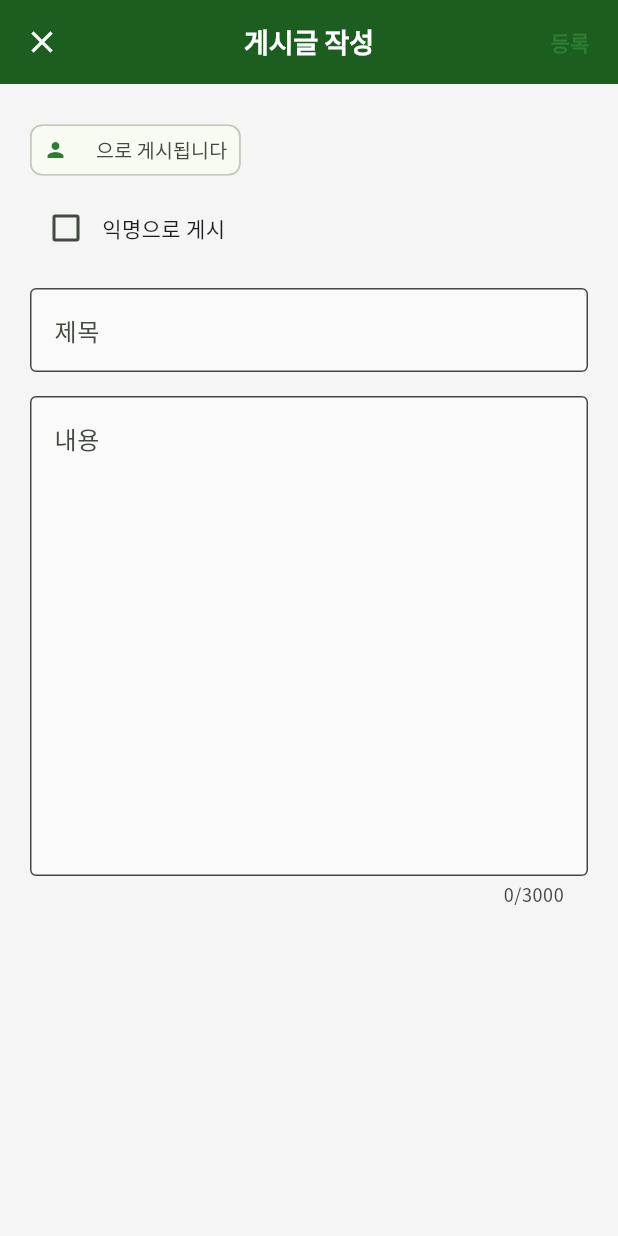
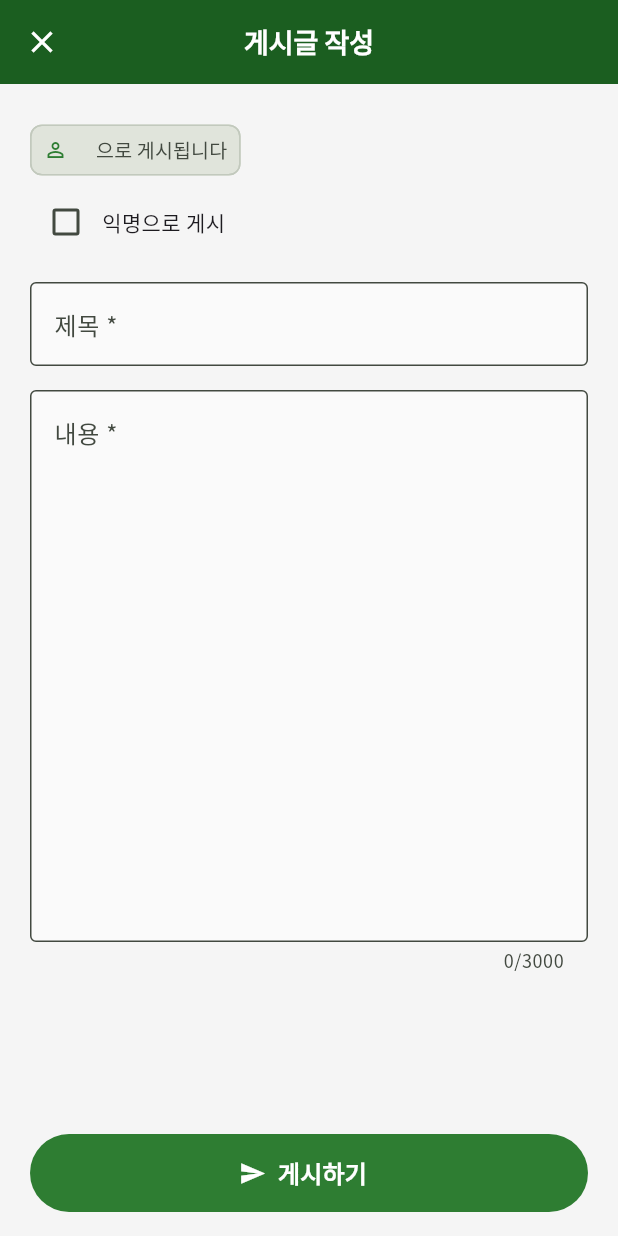
Before and after one commit to kwon0925/kindly-god, a Flutter app: the BoardWriteScreen screen opened by its route, on a phone screen of 412 x 824 dp. Run offline on Flutter 3.47's test engine with Material 3 defaults, Android fonts, the phone set to English and light mode, and no system bars; our stand-ins replace cloud_firestore, firebase_auth, firebase_core, flutter_riverpod, go_router, google_fonts and 1 more; accounts and stored records are empty.

Commit message:
fix: 게시하기 버튼 하단 고정 추가 및 폼 파일 분리
Made-with: Cursor

```diff
--- a/lib/screens/board_write_screen.dart
+++ b/lib/screens/board_write_screen.dart
@@ -4,80 +4,14 @@ import 'package:go_router/go_router.dart';
 import '../repository/board_repository.dart';
 import '../repository/user_profile_repository.dart';
 import '../services/auth_service.dart';
+import '../widgets/board_write_form.dart';
 
-/// 게시글 작성 화면
-/// - 로그인 사용자만 접근 가능
-/// - 아이디명 or 익명 선택
-class BoardWriteScreen extends ConsumerStatefulWidget {
+/// 게시글 작성 화면 — 라우트 진입점, 레이아웃만 담당
+class BoardWriteScreen extends ConsumerWidget {
   const BoardWriteScreen({super.key});
 
   @override
-  ConsumerState<BoardWriteScreen> createState() => _BoardWriteScreenState();
-}
-
-class _BoardWriteScreenState extends ConsumerState<BoardWriteScreen> {
-  final _titleController = TextEditingController();
-  final _bodyController = TextEditingController();
-  bool _isAnonymous = false;
-  bool _submitting = false;
-
-  @override
-  void dispose() {
-    _titleController.dispose();
-    _bodyController.dispose();
-    super.dispose();
-  }
-
-  Future<void> _submit() async {
-    final user = AuthService.currentUser;
-    if (user == null) {
-      _showSnack('게시글을 작성하려면 로그인이 필요합니다.');
-      return;
-    }
-    if (_titleController.text.trim().isEmpty) {
-      _showSnack('제목을 입력해 주세요.');
-      return;
-    }
-    if (_bodyController.text.trim().isEmpty) {
-      _showSnack('내용을 입력해 주세요.');
-      return;
-    }
-
-    setState(() => _submitting = true);
-    try {
-      // 저장된 아이디명 조회 (없으면 이메일 앞부분 사용)
-      final profile = await UserProfileRepository.getProfile(user.uid);
-      final displayName = (profile?.displayName?.isNotEmpty == true)
-          ? profile!.displayName!
-          : (user.email?.split('@').first ?? '사용자');
-
-      await BoardRepository.createPost(
-        title: _titleController.text,
-        body: _bodyController.text,
-        authorUid: user.uid,
-        authorDisplayName: displayName,
-        isAnonymous: _isAnonymous,
-      );
-
-      if (mounted) {
-        _showSnack('게시글이 등록되었습니다.');
-        context.pop();
-      }
-    } catch (e) {
-      if (mounted) _showSnack('등록 실패: $e');
-    } finally {
-      if (mounted) setState(() => _submitting = false);
-    }
-  }
-
-  void _showSnack(String msg) {
-    ScaffoldMessenger.of(context).showSnackBar(SnackBar(content: Text(msg)));
-  }
-
-  @override
-  Widget build(BuildContext context) {
-    final user = AuthService.currentUser;
-
+  Widget build(BuildContext context, WidgetRef ref) {
     return Scaffold(
       appBar: AppBar(
         title: const Text('게시글 작성'),
@@ -85,100 +19,8 @@ class _BoardWriteScreenState extends ConsumerState<BoardWriteScreen> {
           icon: const Icon(Icons.close),
           onPressed: () => context.pop(),
         ),
-        actions: [
-          TextButton(
-            onPressed: _submitting ? null : _submit,
-            child: _submitting
-                ? const SizedBox(
-                    width: 18,
-                    height: 18,
-                    child: CircularProgressIndicator(strokeWidth: 2),
-                  )
-                : const Text(
-                    '등록',
-                    style: TextStyle(fontWeight: FontWeight.bold),
-                  ),
-          ),
-        ],
       ),
-      body: user == null
-          ? const Center(child: Text('로그인이 필요합니다.'))
-          : SingleChildScrollView(
-              padding: const EdgeInsets.all(20),
-              child: Column(
-                crossAxisAlignment: CrossAxisAlignment.start,
-                children: [
-                  // 작성자 표시 영역
-                  _AuthorChip(isAnonymous: _isAnonymous),
-                  const SizedBox(height: 4),
-                  // 익명 토글
-                  Row(
-                    children: [
-                      Checkbox(
-                        value: _isAnonymous,
-                        onChanged: (v) =>
-                            setState(() => _isAnonymous = v ?? false),
-                      ),
-                      const Text('익명으로 게시'),
-                    ],
-                  ),
-                  const SizedBox(height: 16),
-                  // 제목
-                  TextField(
-                    controller: _titleController,
-                    maxLength: 100,
-                    decoration: const InputDecoration(
-                      labelText: '제목',
-                      border: OutlineInputBorder(),
-                      counterText: '',
-                    ),
-                  ),
-                  const SizedBox(height: 16),
-                  // 본문
-                  TextField(
-                    controller: _bodyController,
-                    maxLines: 12,
-                    maxLength: 3000,
-                    decoration: const InputDecoration(
-                      labelText: '내용',
-                      alignLabelWithHint: true,
-                      border: OutlineInputBorder(),
-                    ),
-                  ),
-                ],
-              ),
-            ),
+      body: const BoardWriteForm(),
     );
   }
 }
-
-/// 현재 로그인 사용자 이름 표시 칩
-class _AuthorChip extends ConsumerWidget {
-  final bool isAnonymous;
-
-  const _AuthorChip({required this.isAnonymous});
-
-  @override
-  Widget build(BuildContext context, WidgetRef ref) {
-    final user = AuthService.currentUser;
-    if (user == null) return const SizedBox.shrink();
-
-    return FutureBuilder(
-      future: UserProfileRepository.getProfile(user.uid),
-      builder: (context, snap) {
-        final displayName = snap.data?.displayName?.isNotEmpty == true
-            ? snap.data!.displayName!
-            : (user.email?.split('@').first ?? '사용자');
-        final label = isAnonymous ? '익명으로 게시됩니다' : '$displayName 으로 게시됩니다';
-        return Chip(
-          avatar: Icon(
-            isAnonymous ? Icons.visibility_off : Icons.person,
-            size: 16,
-          ),
-          label: Text(label, style: const TextStyle(fontSize: 13)),
-          padding: EdgeInsets.zero,
-        );
-      },
-    );
-  }
-}
--- /dev/null
+++ b/lib/widgets/board_write_form.dart
@@ -0,0 +1,203 @@
+import 'package:flutter/material.dart';
+import 'package:flutter_riverpod/flutter_riverpod.dart';
+import 'package:go_router/go_router.dart';
+import '../repository/board_repository.dart';
+import '../repository/user_profile_repository.dart';
+import '../services/auth_service.dart';
+
+/// 게시글 작성 폼 위젯 — 로직과 UI를 담당
+/// board_write_screen.dart 에서 사용
+class BoardWriteForm extends ConsumerStatefulWidget {
+  const BoardWriteForm({super.key});
+
+  @override
+  ConsumerState<BoardWriteForm> createState() => _BoardWriteFormState();
+}
+
+class _BoardWriteFormState extends ConsumerState<BoardWriteForm> {
+  final _titleController = TextEditingController();
+  final _bodyController = TextEditingController();
+  bool _isAnonymous = false;
+  bool _submitting = false;
+
+  @override
+  void dispose() {
+    _titleController.dispose();
+    _bodyController.dispose();
+    super.dispose();
+  }
+
+  Future<void> _submit() async {
+    final user = AuthService.currentUser;
+    if (user == null) {
+      _showSnack('게시글을 작성하려면 로그인이 필요합니다.');
+      return;
+    }
+    if (_titleController.text.trim().isEmpty) {
+      _showSnack('제목을 입력해 주세요.');
+      return;
+    }
+    if (_bodyController.text.trim().isEmpty) {
+      _showSnack('내용을 입력해 주세요.');
+      return;
+    }
+
+    setState(() => _submitting = true);
+    try {
+      final profile = await UserProfileRepository.getProfile(user.uid);
+      final displayName = (profile?.displayName?.isNotEmpty == true)
+          ? profile!.displayName!
+          : (user.email?.split('@').first ?? '사용자');
+
+      await BoardRepository.createPost(
+        title: _titleController.text,
+        body: _bodyController.text,
+        authorUid: user.uid,
+        authorDisplayName: displayName,
+        isAnonymous: _isAnonymous,
+      );
+
+      if (mounted) {
+        _showSnack('게시글이 등록되었습니다.');
+        context.pop();
+      }
+    } catch (e) {
+      if (mounted) _showSnack('등록 실패: $e');
+    } finally {
+      if (mounted) setState(() => _submitting = false);
+    }
+  }
+
+  void _showSnack(String msg) {
+    ScaffoldMessenger.of(context).showSnackBar(SnackBar(content: Text(msg)));
+  }
+
+  @override
+  Widget build(BuildContext context) {
+    final user = AuthService.currentUser;
+
+    if (user == null) {
+      return const Center(
+        child: Text('로그인 후 게시글을 작성할 수 있습니다.'),
+      );
+    }
+
+    return Column(
+      children: [
+        // ── 폼 입력 영역 (스크롤 가능) ──────────────────────────────────
+        Expanded(
+          child: SingleChildScrollView(
+            padding: const EdgeInsets.fromLTRB(20, 20, 20, 8),
+            child: Column(
+              crossAxisAlignment: CrossAxisAlignment.start,
+              children: [
+                // 작성자 칩
+                _AuthorChip(isAnonymous: _isAnonymous),
+                // 익명 체크박스
+                Row(
+                  children: [
+                    Checkbox(
+                      value: _isAnonymous,
+                      onChanged: (v) =>
+                          setState(() => _isAnonymous = v ?? false),
+                    ),
+                    const Text('익명으로 게시'),
+                  ],
+                ),
+                const SizedBox(height: 16),
+                // 제목 입력
+                TextField(
+                  controller: _titleController,
+                  maxLength: 100,
+                  textInputAction: TextInputAction.next,
+                  decoration: const InputDecoration(
+                    labelText: '제목 *',
+                    border: OutlineInputBorder(),
+                    counterText: '',
+                  ),
+                ),
+                const SizedBox(height: 16),
+                // 본문 입력
+                TextField(
+                  controller: _bodyController,
+                  maxLines: 14,
+                  maxLength: 3000,
+                  decoration: const InputDecoration(
+                    labelText: '내용 *',
+                    alignLabelWithHint: true,
+                    border: OutlineInputBorder(),
+                  ),
+                ),
+              ],
+            ),
+          ),
+        ),
+
+        // ── 게시하기 버튼 (하단 고정) ────────────────────────────────────
+        SafeArea(
+          child: Padding(
+            padding: const EdgeInsets.fromLTRB(20, 8, 20, 16),
+            child: SizedBox(
+              width: double.infinity,
+              height: 52,
+              child: FilledButton.icon(
+                onPressed: _submitting ? null : _submit,
+                icon: _submitting
+                    ? const SizedBox(
+                        width: 18,
+                        height: 18,
+                        child: CircularProgressIndicator(
+                          strokeWidth: 2,
+                          color: Colors.white,
+                        ),
+                      )
+                    : const Icon(Icons.send),
+                label: Text(
+                  _submitting ? '게시 중...' : '게시하기',
+                  style: const TextStyle(
+                    fontSize: 16,
+                    fontWeight: FontWeight.bold,
+                  ),
+                ),
+              ),
+            ),
+          ),
+        ),
+      ],
+    );
+  }
+}
+
+/// 작성자 표시 칩 (아이디명 or 익명)
+class _AuthorChip extends ConsumerWidget {
+  final bool isAnonymous;
+
+  const _AuthorChip({required this.isAnonymous});
+
+  @override
+  Widget build(BuildContext context, WidgetRef ref) {
+    final user = AuthService.currentUser;
+    if (user == null) return const SizedBox.shrink();
+
+    return FutureBuilder(
+      future: UserProfileRepository.getProfile(user.uid),
+      builder: (context, snap) {
+        final displayName = snap.data?.displayName?.isNotEmpty == true
+            ? snap.data!.displayName!
+            : (user.email?.split('@').first ?? '사용자');
+        final label =
+            isAnonymous ? '익명으로 게시됩니다' : '$displayName 으로 게시됩니다';
+        return Chip(
+          avatar: Icon(
+            isAnonymous ? Icons.visibility_off : Icons.person_outline,
+            size: 16,
+          ),
+          label: Text(label, style: const TextStyle(fontSize: 13)),
+          padding: EdgeInsets.zero,
+          backgroundColor:
+              Theme.of(context).colorScheme.surfaceContainerHighest,
+        );
+      },
+    );
+  }
+}
```
Also changed, not shown: 3 other files.
